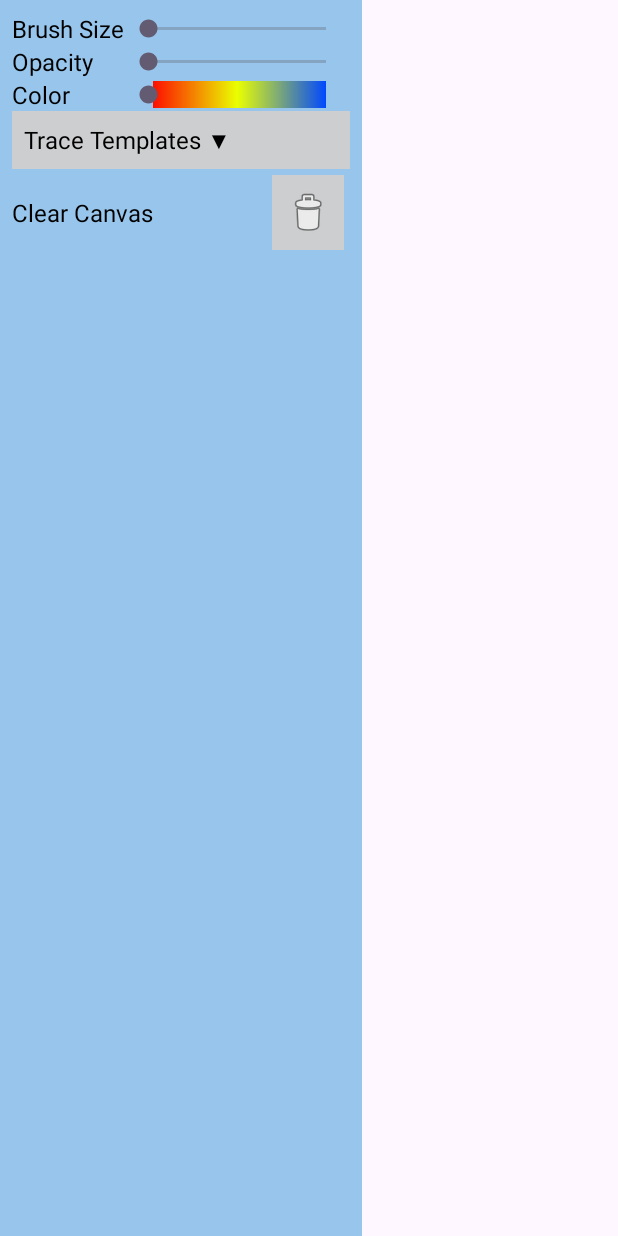
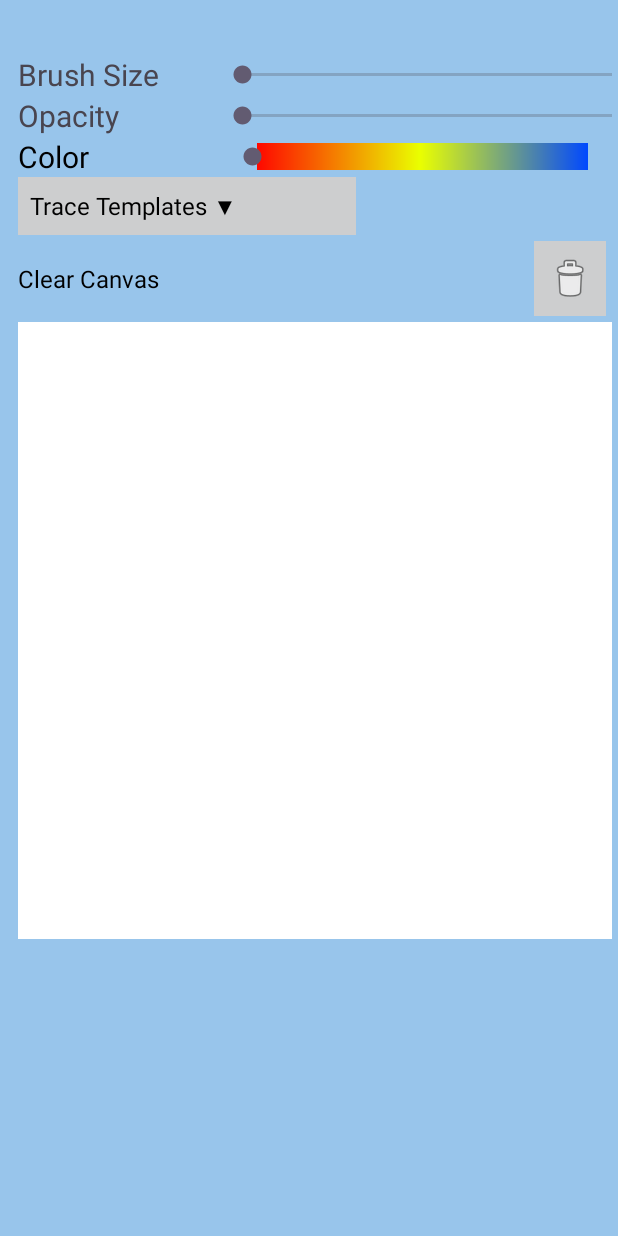
Before and after one commit to charpasi/CISC482Doodle, an Android app: the screen it shows after launch (MainActivity), on a phone screen of 412 x 824 dp. Run offline under Robolectric (Android 15) with nearby library versions, the light colour scheme and no system bars.

Commit message:
constraint problems resolved and trace images fixed

```diff
--- a/app/src/main/res/layout/activity_main.xml
+++ b/app/src/main/res/layout/activity_main.xml
@@ -11,19 +11,17 @@
     tools:visibility="visible">
 
     <!-- Tool Panel -->
-
-
-    <!-- Doodle View Canvas -->
-
     <LinearLayout
         android:id="@+id/toolPanel"
         android:layout_width="0dp"
         android:layout_height="wrap_content"
+        android:layout_marginStart="4dp"
+        android:layout_marginTop="28dp"
         android:orientation="vertical"
         android:padding="8dp"
         android:visibility="visible"
-        tools:layout_editor_absoluteX="1dp"
-        tools:layout_editor_absoluteY="27dp"
+        app:layout_constraintStart_toStartOf="parent"
+        app:layout_constraintTop_toTopOf="parent"
         tools:visibility="visible">
 
         <!-- Brush Size -->
@@ -32,45 +30,51 @@
             android:layout_width="match_parent"
             android:layout_height="wrap_content"
             android:gravity="center_vertical"
-            android:orientation="horizontal">
+            android:orientation="horizontal"
+            app:layout_constraintStart_toStartOf="parent"
+            app:layout_constraintTop_toTopOf="parent">
 
             <TextView
                 android:id="@+id/textViewBrushSize"
-                android:layout_width="0dp"
+                android:layout_width="133dp"
                 android:layout_height="wrap_content"
-                android:layout_weight="1"
                 android:text="@string/brush_size"
-                android:textColor="#000000"
-                android:textSize="16sp" />
+                android:textSize="20sp"
+                app:layout_constraintStart_toStartOf="parent"
+                app:layout_constraintTop_toTopOf="parent" />
 
             <SeekBar
                 android:id="@+id/seekBarBrushSize"
-                android:layout_width="0dp"
+                android:layout_width="322dp"
                 android:layout_height="wrap_content"
-                android:layout_weight="2" />
+                app:layout_constraintEnd_toEndOf="parent"
+                app:layout_constraintStart_toEndOf="@id/textViewBrushSize"
+                app:layout_constraintTop_toTopOf="@id/textViewBrushSize" />
         </LinearLayout>
 
         <!-- Opacity -->
         <LinearLayout
-            android:layout_width="match_parent"
+            android:layout_width="wrap_content"
             android:layout_height="wrap_content"
             android:gravity="center_vertical"
             android:orientation="horizontal">
-
+            <!-- Opacity Slider -->
             <TextView
                 android:id="@+id/textViewOpacity"
-                android:layout_width="0dp"
+                android:layout_width="133dp"
                 android:layout_height="wrap_content"
-                android:layout_weight="1"
                 android:text="@string/opacity"
-                android:textColor="#000000"
-                android:textSize="16sp" />
+                android:textSize="20sp"
+                app:layout_constraintStart_toStartOf="@id/textViewBrushSize"
+                app:layout_constraintTop_toBottomOf="@id/textViewBrushSize" />
 
             <SeekBar
                 android:id="@+id/seekBarOpacity"
-                android:layout_width="0dp"
+                android:layout_width="320dp"
                 android:layout_height="wrap_content"
-                android:layout_weight="2" />
+                app:layout_constraintEnd_toEndOf="@id/textViewOpacity"
+                app:layout_constraintStart_toEndOf="@id/textViewOpacity"
+                app:layout_constraintTop_toTopOf="@id/textViewOpacity" />
         </LinearLayout>
 
         <!-- Color Picker -->
@@ -82,12 +86,12 @@
 
             <TextView
                 android:id="@+id/textViewColor"
-                android:layout_width="0dp"
+                android:layout_width="12dp"
                 android:layout_height="wrap_content"
                 android:layout_weight="1"
                 android:text="@string/color"
                 android:textColor="#000000"
-                android:textSize="16sp" />
+                android:textSize="20sp" />
 
             <LinearLayout
                 android:id="@+id/colorPicker"
@@ -207,22 +211,13 @@
 
         </LinearLayout>
 
-    </LinearLayout>
-
         <com.example.cisc482doodle.DoodleView
-        android:id="@+id/doodleView2"
-        android:layout_width="0dp"
-        android:layout_height="0dp"
+            android:id="@+id/doodleView"
+            android:layout_width="396dp"
+            android:layout_height="411dp"
             android:background="#FFFFFF"
             android:visibility="visible"
-        tools:visibility="visible" />
-
-    <com.example.cisc482doodle.DoodleView
-        android:id="@+id/doodleView2"
-        android:layout_width="0dp"
-        android:layout_height="0dp"
-        android:background="#FFFFFF"
-        android:visibility="visible"
+            tools:layout_editor_absoluteY="238dp"
             tools:visibility="visible" />
 
         <com.example.cisc482doodle.DoodleView
@@ -247,11 +242,7 @@
             android:background="@drawable/fish_outline"
             android:visibility="gone" />
 
-    <androidx.constraintlayout.widget.Guideline
-        android:id="@+id/guideline"
-        android:layout_width="wrap_content"
-        android:layout_height="wrap_content"
-        android:orientation="vertical"
-        app:layout_constraintGuide_begin="20dp" />
+    </LinearLayout>
+
 
 </androidx.constraintlayout.widget.ConstraintLayout>
```
Also changed, not shown: app/src/main/res/drawable/dog_outline.png, app/src/main/res/drawable/ducktrace.png, app/src/main/res/drawable/fish_outline.png. Lines whose indentation alone changed are shown as unchanged.
